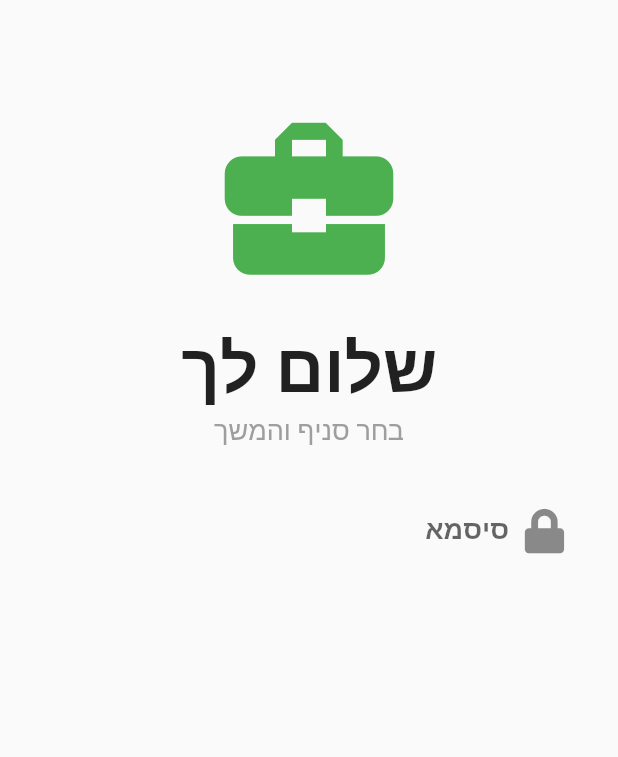
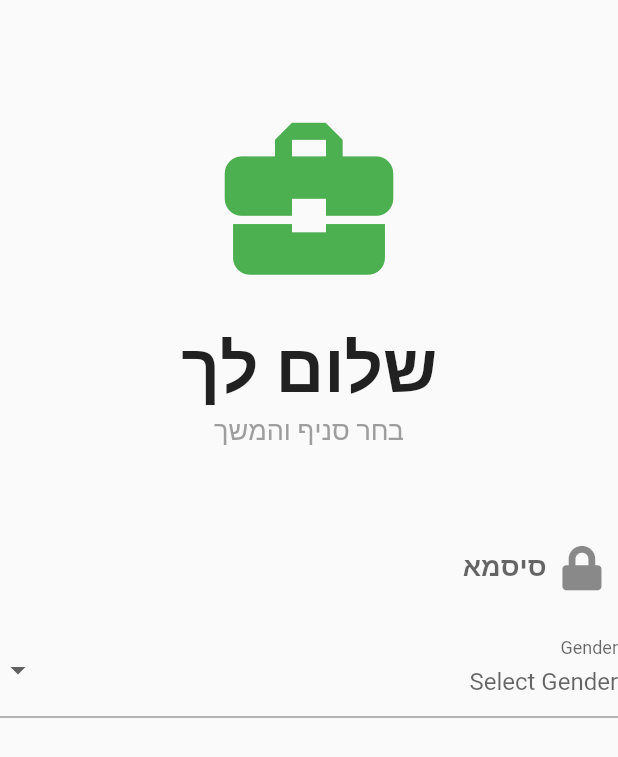
Before and after one commit to Aviv05423/first_app, a Flutter app: the screen it shows after launch, on a phone screen of 412 x 824 dp. Shown: the top 757 px of the screen. Run offline on Flutter 3.47's test engine with Material 2 defaults, Android fonts, the phone set to English and light mode, and no system bars; our stand-ins replace flutter_form_builder, font_awesome_flutter.

Commit message:
push v2.0  screen with pass, green  FormBuilderDropdown

```diff
--- a/lib/signUpForm.dart
+++ b/lib/signUpForm.dart
@@ -1,5 +1,7 @@
+import 'package:first_app/DropdownButtonFormField.dart';
 import 'package:flutter/cupertino.dart';
 import 'package:flutter/material.dart';
+import 'package:flutter_form_builder/flutter_form_builder.dart';
 import 'package:font_awesome_flutter/font_awesome_flutter.dart';
 
 class signUpForm extends StatefulWidget {
@@ -16,18 +18,22 @@ class _signUpFormState extends State<signUpForm> {
       // backgroundColor: Color(0xFF63BA66),
       // backgroundColor: Color(0xFFFFFFFF),
       body: SingleChildScrollView(
-      child: Padding(
+        child: Column(
+          children: [
+            // Text("בחר סניף:"),
+            // Icon(Icons.ac_unit),
+            Padding(
                 padding: EdgeInsets.all(25.0),
                 child: Center(
-          child: Column(
-            children: [
+                    child: Column(children: [
                   SizedBox(height: 40),
                   Icon(Icons.business_center, color: Colors.green, size: 135),
                   SizedBox(
                     height: 13,
                   ),
                   Text("שלום לך",
-                  style: TextStyle(fontSize: 45, fontWeight: FontWeight.bold)),
+                      style:
+                          TextStyle(fontSize: 45, fontWeight: FontWeight.bold)),
                   Text("בחר סניף והמשך",
                       style: TextStyle(
                         fontSize: 18,
@@ -35,6 +41,7 @@ class _signUpFormState extends State<signUpForm> {
                         color: Colors.grey,
                       )),
                   SizedBox(height: 20),
+                ]))),
             Container(
               child: Directionality(
                 textDirection: TextDirection.rtl,
@@ -53,16 +60,42 @@ class _signUpFormState extends State<signUpForm> {
                         size: 30,
                       ),
                       labelText: "סיסמא",
-                        labelStyle: TextStyle(
-                            fontSize: 18, fontWeight: FontWeight.w800),
+                      labelStyle:
+                          TextStyle(fontSize: 18, fontWeight: FontWeight.w800),
                     )),
               ),
             ),
+
+            Directionality(
+              textDirection: TextDirection.rtl,
+              child: FormBuilderDropdown(
+                name: 'gender',
+                decoration: InputDecoration(
+                  labelText: 'Gender',
+                ),
+                // initialValue: 'Male',
+                allowClear: false,
+                hint: Text('Select Gender'),
+                validator: FormBuilderValidators.compose(
+                    [FormBuilderValidators.required(context)]),
+                items: ["genderOptions", "genderOptions1"]
+                    .map((gender) => DropdownMenuItem(
+                          value: gender,
+                          child: Text('$gender'),
+                        ))
+                    .toList(),
+              ),
+            ),
+
+            // initialValue: 'Male',
+
+            // Container(
+            //     child: DropdownButtonField()
+            // )
           ],
         ),
       ),
-      ),
-    ));
+    );
   }
 }
 
```
Also changed, not shown: lib/DropdownButtonFormField.dart (added, +21 -0 lines), pubspec.yaml (+3 -4 lines), pubspec.lock. Lines whose indentation alone changed are shown as unchanged.
